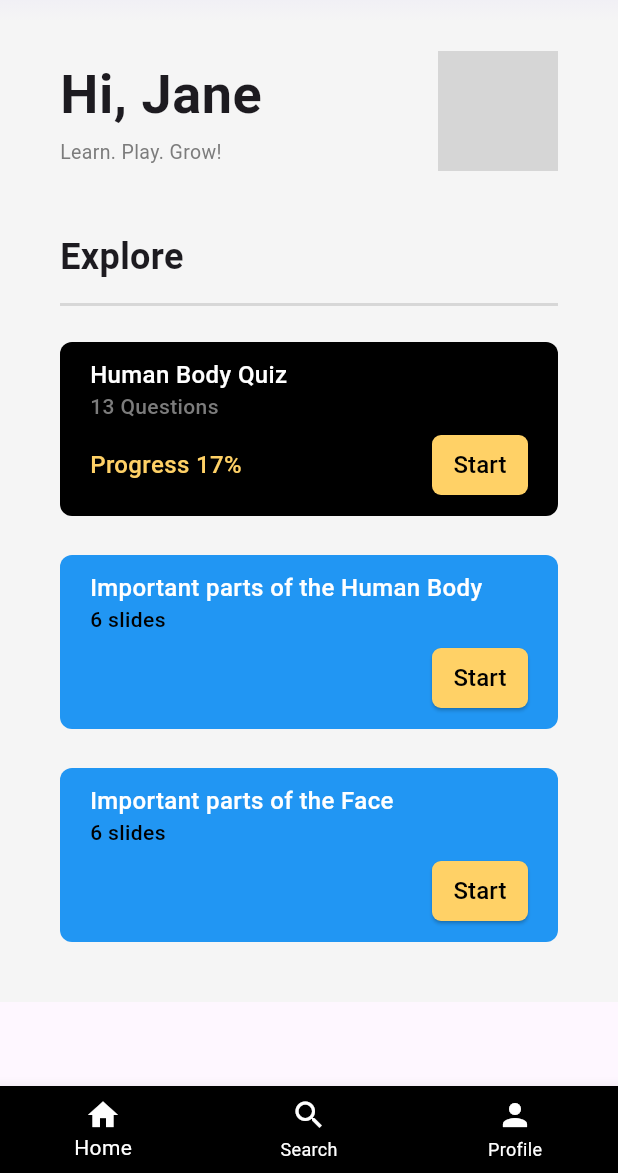
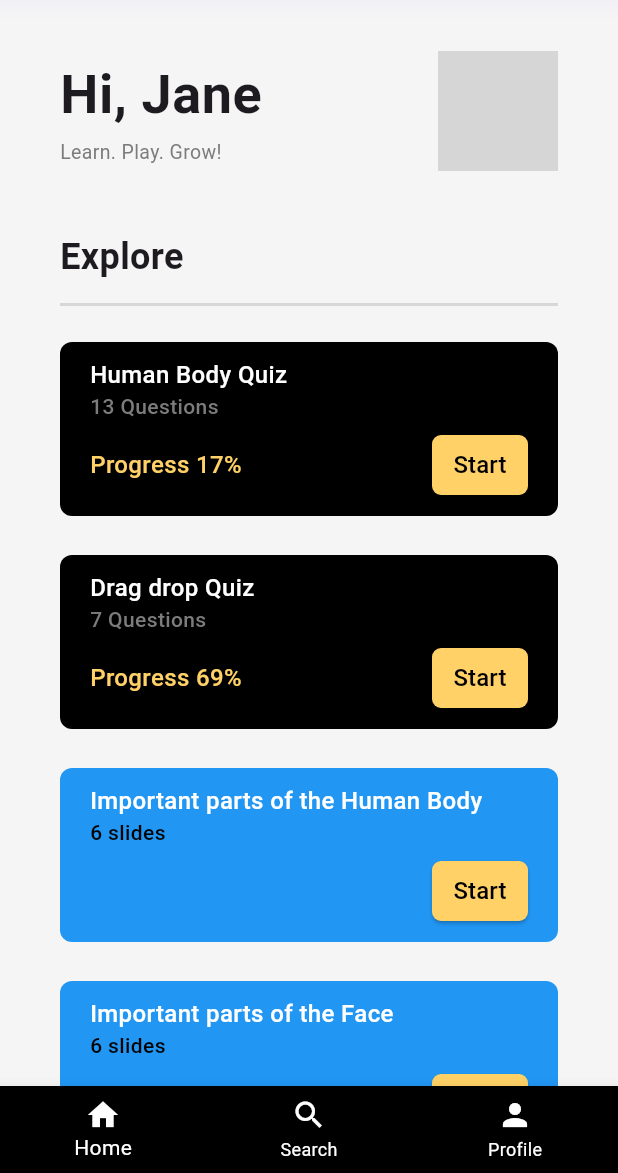
Before and after one commit to rahus12/BioAppDR, a Flutter app: the screen it shows after launch, on a phone screen of 412 x 824 dp, the part 63-1236 px from its top. Run offline on Flutter 3.47's test engine with Material 3 defaults, Android fonts, the light colour scheme and no system bars; our stand-ins replace flutter_tts; grey boxes are pictures that could not be loaded.

Commit message:
added drag and drop

```diff
--- a/lib/main.dart
+++ b/lib/main.dart
@@ -4,6 +4,7 @@ import 'package:bioappdr/pages/mcq.dart';
 import 'package:flutter/material.dart';
 import 'package:bioappdr/pages/profile_page.dart';
 import 'package:bioappdr/pages/face_lesson.dart';
+import 'DragDrop.dart';
 
 void main() {
   runApp(MaterialApp(
@@ -13,6 +14,7 @@ void main() {
       '/question': (context) => Mcq(),
       '/lesson': (context) => Lesson(),
       '/facelesson': (context) => FaceLesson(),
+      '/dragdrop': (context) => DragDrop(),
     },
   ));
 }
--- a/lib/pages/Home.dart
+++ b/lib/pages/Home.dart
@@ -115,6 +115,14 @@ class _HomeState extends State<Home> {
               ),
               const SizedBox(height: 16),
 
+              IndexCard(
+                title: "Drag drop Quiz",
+                questions: "7",
+                progress: "69",
+                onPress: "/dragdrop", // Named route for MCQ page
+              ),
+              const SizedBox(height: 16),
+
               // LESSON CARDS
               LessonCard(
                 title: "Important parts of the Human Body",
```
